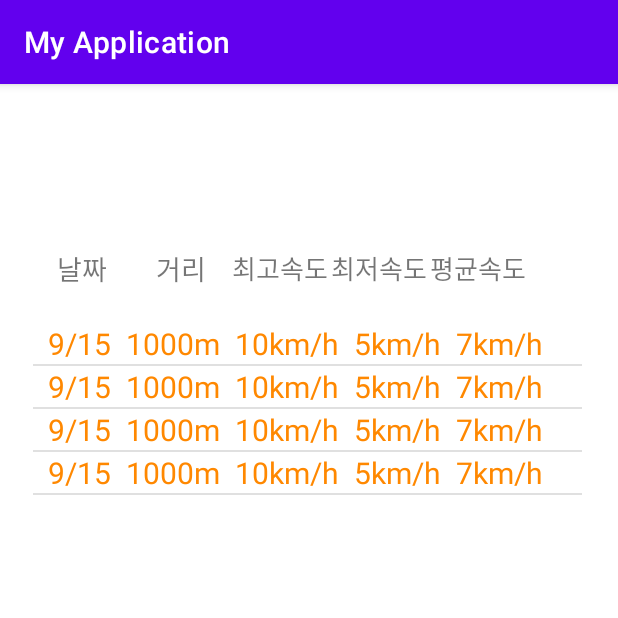
After one commit to JUNGSUNWOO/ESE, an Android app: the myinformation screen opened directly, with no data from a screen before it, on a phone screen of 412 x 824 dp, the top half of it. The commit adds this screen. Run offline under Robolectric (Android 15) with nearby library versions, the phone set to English and light mode, and no system bars.

Commit message:
5페이지 추가

```diff
--- a/frontend/project/app/src/main/AndroidManifest.xml
+++ b/frontend/project/app/src/main/AndroidManifest.xml
@@ -9,10 +9,11 @@
         android:roundIcon="@mipmap/ic_launcher_round"
         android:supportsRtl="true"
         android:theme="@style/Theme.MyApplication">
-        <activity android:name=".HomePage"></activity>
+        <activity android:name=".myinformation"></activity>
+        <activity android:name=".HomePage" />
         <activity
             android:name=".activity_loading"
-            android:theme="@android:style/Theme.NoTitleBar.Fullscreen"/>
+            android:theme="@android:style/Theme.NoTitleBar.Fullscreen" />
         <activity android:name=".MainActivity2" />
         <activity android:name=".MainActivity">
             <intent-filter>
--- a/frontend/project/app/src/main/java/com/example/myapplication/HomePage.java
+++ b/frontend/project/app/src/main/java/com/example/myapplication/HomePage.java
@@ -14,7 +14,17 @@ public class HomePage extends AppCompatActivity {
         super.onCreate(savedInstanceState);
         setContentView(R.layout.activity_home_page);
         Button button;
+        Button button3;
+        button3 = (Button)findViewById(R.id.button3);
         button = (Button)findViewById(R.id.button);
+        button3.setOnClickListener(new View.OnClickListener(){
+            public void onClick(View v)
+            {
+                Intent intent = new Intent(HomePage.this,myinformation.class);
+                startActivity(intent);
+            }
+
+        });
         button.setOnClickListener(new View.OnClickListener(){
             public void onClick(View v){
                 Intent intent = new Intent(HomePage.this, MainActivity2.class);
--- /dev/null
+++ b/frontend/project/app/src/main/java/com/example/myapplication/myinformation.java
@@ -0,0 +1,71 @@
+package com.example.myapplication;
+
+import androidx.appcompat.app.AppCompatActivity;
+
+import android.os.Bundle;
+import android.view.View;
+import android.view.ViewGroup;
+import android.widget.BaseAdapter;
+import android.widget.ListView;
+
+import java.util.ArrayList;
+
+public class myinformation extends AppCompatActivity {
+
+    private ListView LV2;
+    @Override
+    protected void onCreate(Bundle savedInstanceState) {
+        super.onCreate(savedInstanceState);
+        setContentView(R.layout.activity_myinformation);
+
+        LV2 = (ListView)findViewById(R.id.list2);
+
+        myinformationAdapter adapter = new myinformationAdapter();
+        LV2.setAdapter(adapter);
+        adapter.addItem(new myinformation_item("9/15", "1000m","10km/h","5km/h","7km/h"));
+        adapter.addItem(new myinformation_item("9/15", "1000m", "10km/h", "5km/h", "7km/h"));
+        adapter.addItem(new myinformation_item("9/15", "1000m", "10km/h", "5km/h", "7km/h"));
+        adapter.addItem(new myinformation_item("9/15", "1000m", "10km/h", "5km/h", "7km/h"));
+        adapter.notifyDataSetChanged();
+
+    }
+
+    class myinformationAdapter extends BaseAdapter {
+
+        ArrayList<myinformation_item> items = new ArrayList<myinformation_item>();
+
+        @Override
+        public int getCount() {
+            return items.size();
+        }
+
+        public void addItem(myinformation_item item){
+            items.add(item);
+        }
+
+        @Override
+        public Object getItem(int position) {
+            return items.get(position);
+        }
+
+        @Override
+        public long getItemId(int position) {
+            return position;
+        }
+
+        @Override
+        public View getView(int position, View convertView, ViewGroup parent) {
+            myinformation_itemView view = new myinformation_itemView(getApplicationContext());
+
+            myinformation_item item2 = items.get(position);
+            view.setA(item2.getDate());
+            view.setB(item2.getDistance());
+            view.setC(item2.getBest_race());
+            view.setD(item2.getWorst_race());
+            view.setE(item2.getNormal_race());
+
+
+            return view;
+        }
+    }
+}
--- /dev/null
+++ b/frontend/project/app/src/main/java/com/example/myapplication/myinformation_item.java
@@ -0,0 +1,68 @@
+package com.example.myapplication;
+
+public class myinformation_item {
+    String date;
+    String distance;
+    String best_race;
+    String worst_race;
+    String normal_race;
+
+    public myinformation_item(String date, String distance, String best_race, String worst_race, String normal_race) {
+        this.date = date;
+        this.distance = distance;
+        this.best_race = best_race;
+        this.worst_race = worst_race;
+        this.normal_race = normal_race;
+    }
+
+    public String getDate() {
+        return date;
+    }
+
+    public void setDate(String date) {
+        this.date = date;
+    }
+
+    public String getDistance() {
+        return distance;
+    }
+
+    public void setDistance(String distance) {
+        this.distance = distance;
+    }
+
+    public String getBest_race() {
+        return best_race;
+    }
+
+    public void setBest_race(String best_race) {
+        this.best_race = best_race;
+    }
+
+    public String getWorst_race() {
+        return worst_race;
+    }
+
+    public void setWorst_race(String worst_race) {
+        this.worst_race = worst_race;
+    }
+
+    public String getNormal_race() {
+        return normal_race;
+    }
+
+    public void setNormal_race(String normal_race) {
+        this.normal_race = normal_race;
+    }
+
+    @Override
+    public String toString() {
+        return "myinformation_item{" +
+                "date='" + date + '\'' +
+                ", distance='" + distance + '\'' +
+                ", best_race='" + best_race + '\'' +
+                ", worst_race='" + worst_race + '\'' +
+                ", normal_race='" + normal_race + '\'' +
+                '}';
+    }
+}
--- /dev/null
+++ b/frontend/project/app/src/main/java/com/example/myapplication/myinformation_itemView.java
@@ -0,0 +1,64 @@
+package com.example.myapplication;
+
+import android.content.Context;
+import android.os.Build;
+import android.util.AttributeSet;
+import android.view.LayoutInflater;
+import android.widget.LinearLayout;
+import android.widget.TextView;
+
+import androidx.annotation.Nullable;
+import androidx.annotation.RequiresApi;
+
+public class myinformation_itemView extends LinearLayout {
+    TextView tv1;
+    TextView tv2;
+    TextView tv3;
+    TextView tv4;
+    TextView tv5;
+
+    public myinformation_itemView(Context context) {
+        super(context);
+        init(context);
+    }
+
+    private void init(Context context) {
+        LayoutInflater inflater = (LayoutInflater)context.getSystemService(Context.LAYOUT_INFLATER_SERVICE);
+        inflater.inflate(R.layout.myinformation_item, this, true);
+
+        tv1= (TextView) findViewById(R.id.tv1);
+        tv2 = (TextView) findViewById(R.id.tv2);
+        tv3 = (TextView) findViewById(R.id.tv3);
+        tv4 = (TextView) findViewById(R.id.tv4);
+        tv5 = (TextView) findViewById(R.id.tv5);
+    }
+
+    public void setA(String name){
+        tv1.setText(name);
+    }
+    public void setB(String name){
+        tv2.setText(name);
+    }
+    public void setC(String name){
+        tv3.setText(name);
+    }
+    public void setD(String name){
+        tv4.setText(name);
+    }
+    public void setE(String name){
+        tv5.setText(name);
+    }
+
+    public myinformation_itemView(Context context, @Nullable AttributeSet attrs) {
+        super(context, attrs);
+    }
+
+    public myinformation_itemView(Context context, @Nullable AttributeSet attrs, int defStyleAttr) {
+        super(context, attrs, defStyleAttr);
+    }
+
+    @RequiresApi(api = Build.VERSION_CODES.LOLLIPOP)
+    public myinformation_itemView(Context context, AttributeSet attrs, int defStyleAttr, int defStyleRes) {
+        super(context, attrs, defStyleAttr, defStyleRes);
+    }
+}
--- /dev/null
+++ b/frontend/project/app/src/main/res/layout/activity_myinformation.xml
@@ -0,0 +1,90 @@
+<?xml version="1.0" encoding="utf-8"?>
+<androidx.constraintlayout.widget.ConstraintLayout xmlns:android="http://schemas.android.com/apk/res/android"
+    xmlns:app="http://schemas.android.com/apk/res-auto"
+    xmlns:tools="http://schemas.android.com/tools"
+    android:layout_width="match_parent"
+    android:layout_height="match_parent"
+    tools:context=".myinformation">
+
+
+    <androidx.constraintlayout.widget.ConstraintLayout
+        android:layout_width="366dp"
+        android:layout_height="616dp"
+        android:layout_marginStart="22dp"
+        android:layout_marginLeft="22dp"
+        android:layout_marginTop="51dp"
+        android:layout_marginEnd="23dp"
+        android:layout_marginRight="23dp"
+        android:layout_marginBottom="64dp"
+        app:layout_constraintBottom_toBottomOf="parent"
+        app:layout_constraintEnd_toEndOf="parent"
+        app:layout_constraintHorizontal_bias="0.0"
+        app:layout_constraintStart_toStartOf="parent"
+        app:layout_constraintTop_toTopOf="parent"
+        app:layout_constraintVertical_bias="1.0">
+
+        <LinearLayout
+            android:id="@+id/linearLayout2"
+            android:layout_width="match_parent"
+            android:layout_height="70dp"
+            android:layout_marginBottom="546dp"
+            app:layout_constraintBottom_toBottomOf="parent"
+            app:layout_constraintEnd_toEndOf="parent"
+            app:layout_constraintStart_toStartOf="parent"
+            app:layout_constraintTop_toTopOf="parent">
+
+            <TextView
+                android:layout_width="66dp"
+                android:layout_height="match_parent"
+                android:gravity="center"
+                android:text="날짜"
+                android:textSize="18dp" />
+
+            <TextView
+                android:layout_width="66dp"
+                android:layout_height="match_parent"
+                android:gravity="center"
+                android:text="거리"
+                android:textSize="18dp" />
+
+            <TextView
+                android:layout_width="66dp"
+                android:layout_height="match_parent"
+                android:gravity="center"
+                android:text="최고속도"
+                android:textSize="17dp" />
+
+            <TextView
+                android:layout_width="66dp"
+                android:layout_height="match_parent"
+                android:gravity="center"
+                android:text="최저속도"
+                android:textSize="17dp" />
+
+            <TextView
+                android:layout_width="66dp"
+                android:layout_height="match_parent"
+                android:gravity="center"
+                android:text="평균속도"
+                android:textSize="17dp" />
+
+
+        </LinearLayout>
+
+
+        <ListView
+            android:id="@+id/list2"
+            android:layout_width="match_parent"
+            android:layout_height="500dp"
+            android:layout_marginTop="1dp"
+            android:layout_marginBottom="45dp"
+            app:layout_constraintBottom_toBottomOf="parent"
+            app:layout_constraintEnd_toEndOf="parent"
+            app:layout_constraintStart_toStartOf="parent"
+            app:layout_constraintTop_toBottomOf="@+id/linearLayout2">
+
+        </ListView>
+
+
+    </androidx.constraintlayout.widget.ConstraintLayout>
+</androidx.constraintlayout.widget.ConstraintLayout>
--- /dev/null
+++ b/frontend/project/app/src/main/res/layout/myinformation_item.xml
@@ -0,0 +1,54 @@
+<?xml version="1.0" encoding="utf-8"?>
+<androidx.constraintlayout.widget.ConstraintLayout
+    xmlns:android="http://schemas.android.com/apk/res/android" android:layout_width="match_parent"
+    android:layout_height="match_parent">
+
+
+    <LinearLayout
+        android:layout_width="match_parent"
+        android:layout_height="wrap_content"
+        android:orientation="horizontal"
+        >
+
+        <TextView
+            android:layout_marginLeft="10dp"
+            android:id="@+id/tv1"
+            android:layout_width="wrap_content"
+            android:layout_height="wrap_content"
+            android:textColor="@android:color/holo_orange_dark"
+            android:textSize="20dp"
+            />
+        <TextView
+            android:layout_marginLeft="10dp"
+            android:id="@+id/tv2"
+            android:layout_width="wrap_content"
+            android:layout_height="wrap_content"
+            android:textColor="@android:color/holo_orange_dark"
+            android:textSize="20dp"
+           />
+        <TextView
+            android:layout_marginLeft="10dp"
+            android:id="@+id/tv3"
+            android:layout_width="wrap_content"
+            android:layout_height="wrap_content"
+            android:textColor="@android:color/holo_orange_dark"
+            android:textSize="20dp"
+            />
+        <TextView
+            android:layout_marginLeft="10dp"
+            android:id="@+id/tv4"
+            android:layout_width="wrap_content"
+            android:layout_height="wrap_content"
+            android:textColor="@android:color/holo_orange_dark"
+            android:textSize="20dp"
+            />
+        <TextView
+            android:layout_marginLeft="10dp"
+            android:id="@+id/tv5"
+            android:layout_width="wrap_content"
+            android:layout_height="wrap_content"
+            android:textColor="@android:color/holo_orange_dark"
+            android:textSize="20dp"
+            />
+    </LinearLayout>
+</androidx.constraintlayout.widget.ConstraintLayout>
```
